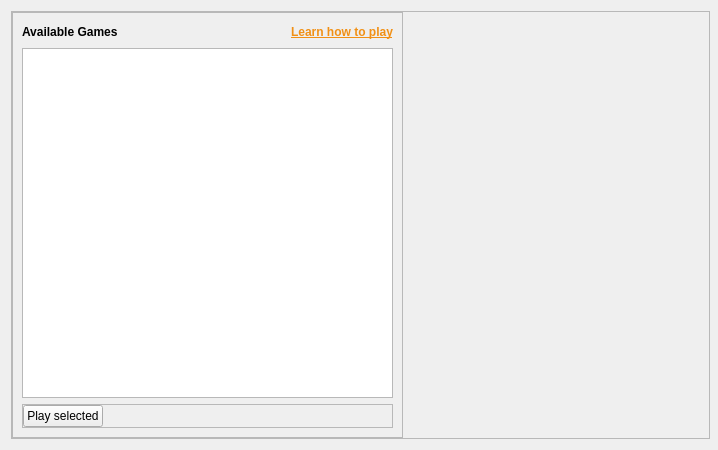
First picture: the form in src/qt/forms/popdialog.ui, repository litecoincash-project/ring, before the edit.
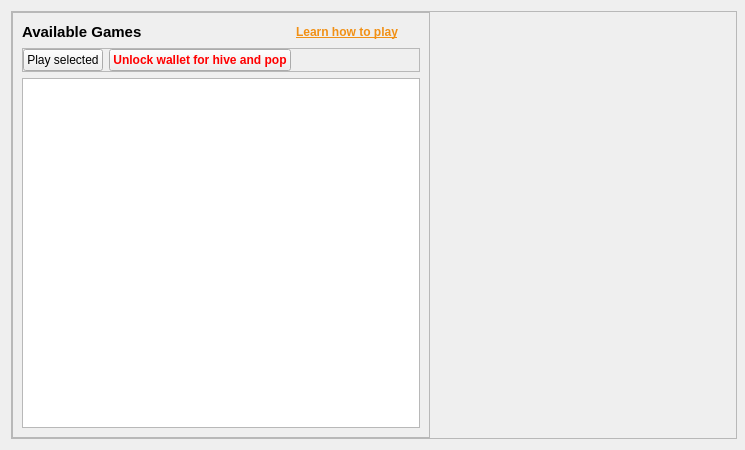
Second picture: the form after the edit. Icons and pictures are not drawn.

Commit message: Reset for test run 2 (Battery). Pop fixes, QoL fixes. Hive improvements from LCC 0.16.1.2 and 0.16.1.3 pulled in.

Diff of the .ui file:
```diff
--- a/src/qt/forms/popdialog.ui
+++ b/src/qt/forms/popdialog.ui
@@ -6,7 +6,7 @@
    <rect>
     <x>0</x>
     <y>0</y>
-    <width>718</width>
+    <width>745</width>
     <height>450</height>
    </rect>
   </property>
@@ -74,6 +74,7 @@
             <widget class="QLabel" name="availableGamesLabel">
              <property name="font">
               <font>
+               <pointsize>11</pointsize>
                <weight>75</weight>
                <bold>true</bold>
               </font>
@@ -96,6 +97,22 @@
              </property>
             </spacer>
            </item>
+           <item>
+            <widget class="QLabel" name="label_2">
+             <property name="font">
+              <font>
+               <weight>75</weight>
+               <bold>true</bold>
+              </font>
+             </property>
+             <property name="text">
+              <string>&lt;span style=&quot;color:#ff0000;&quot;&gt;&lt;a href=&quot;XXXXXXXXXX&quot;&gt;&lt;span style=&quot;text-decoration: underline; color:#f19015;&quot;&gt;Learn how to play&lt;/span&gt;&lt;/a&gt;&lt;/span&gt;</string>
+             </property>
+             <property name="openExternalLinks">
+              <bool>true</bool>
+             </property>
+            </widget>
+           </item>
            <item>
             <widget class="QLabel" name="label">
              <property name="minimumSize">
@@ -124,27 +141,8 @@
              </property>
             </widget>
            </item>
-           <item>
-            <widget class="QLabel" name="label_2">
-             <property name="font">
-              <font>
-               <weight>75</weight>
-               <bold>true</bold>
-              </font>
-             </property>
-             <property name="text">
-              <string>&lt;span style=&quot;color:#ff0000;&quot;&gt;&lt;a href=&quot;XXXXXXXXXX&quot;&gt;&lt;span style=&quot;text-decoration: underline; color:#f19015;&quot;&gt;Learn how to play&lt;/span&gt;&lt;/a&gt;&lt;/span&gt;</string>
-             </property>
-             <property name="openExternalLinks">
-              <bool>true</bool>
-             </property>
-            </widget>
-           </item>
           </layout>
          </item>
-         <item>
-          <widget class="QTableView" name="gameTable"/>
-         </item>
          <item>
           <widget class="QFrame" name="playSelectedFrame">
            <property name="frameShape">
@@ -171,9 +169,31 @@
               <property name="text">
                <string>Play selected</string>
               </property>
-              <property name="icon">
-               <iconset resource="../ring.qrc">
-                <normaloff>:/icons/playicon</normaloff>:/icons/playicon</iconset>
+             </widget>
+            </item>
+            <item>
+             <widget class="QPushButton" name="releaseSwarmButton">
+              <property name="minimumSize">
+               <size>
+                <width>100</width>
+                <height>0</height>
+               </size>
+              </property>
+              <property name="font">
+               <font>
+                <weight>75</weight>
+                <bold>true</bold>
+               </font>
+              </property>
+              <property name="toolTip">
+               <string>Click to unlock your wallet so that your dwarves can work. Note this only unlocks the wallet for hivemining; you must
+still fully unlock it to send funds.</string>
+              </property>
+              <property name="styleSheet">
+               <string notr="true">color:red;</string>
+              </property>
+              <property name="text">
+               <string>Unlock wallet for hive and pop</string>
               </property>
              </widget>
             </item>
@@ -184,7 +204,7 @@
               </property>
               <property name="sizeHint" stdset="0">
                <size>
-                <width>40</width>
+                <width>5</width>
                 <height>20</height>
                </size>
               </property>
@@ -193,6 +213,9 @@
            </layout>
           </widget>
          </item>
+         <item>
+          <widget class="QTableView" name="gameTable"/>
+         </item>
         </layout>
        </widget>
       </item>
```
The commit also changes 108 other files.
